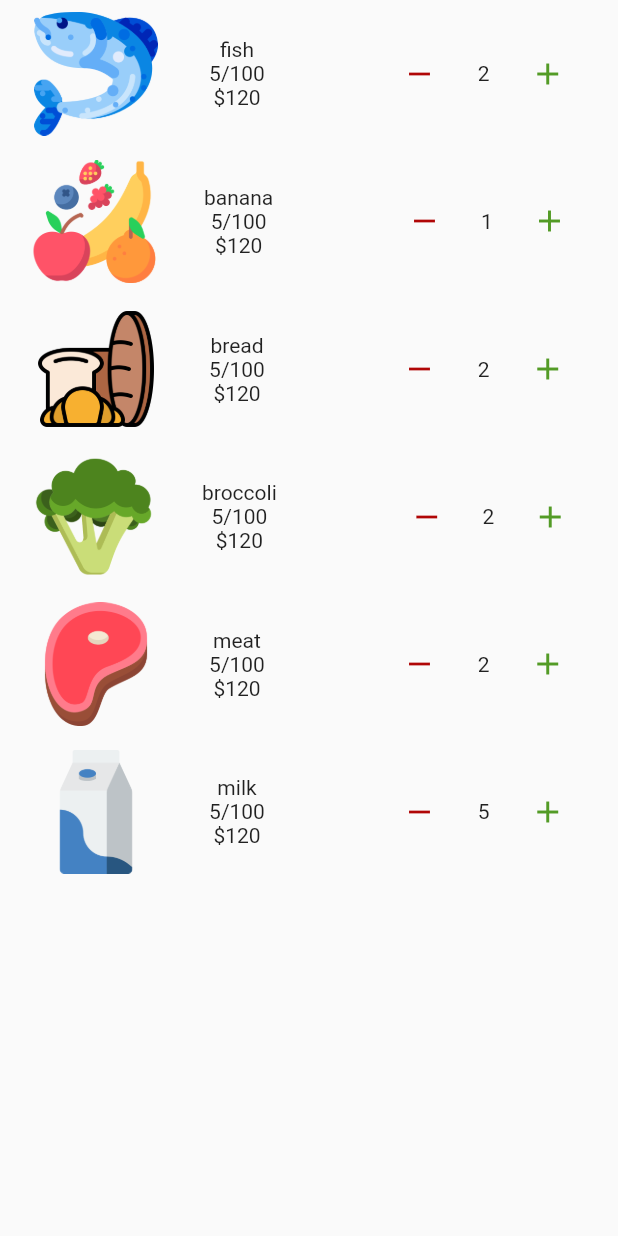
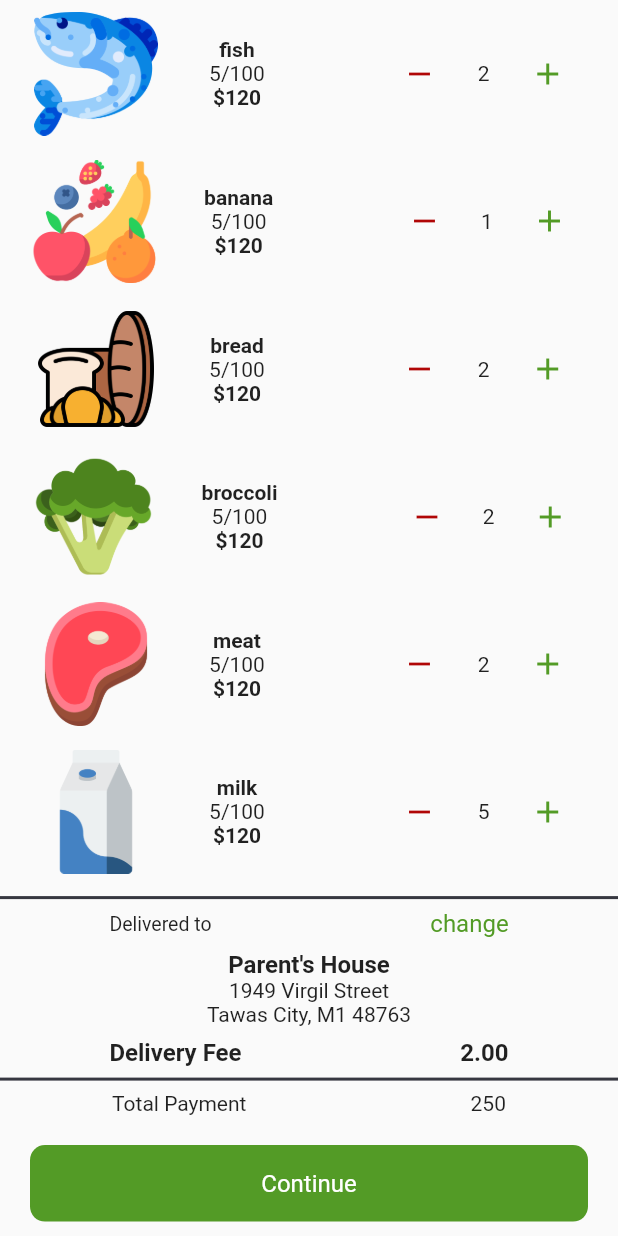
Before and after one commit to ajoluvya/promdi-fe, a Flutter app: the CartList screen opened directly, on a phone screen of 412 x 824 dp. Run offline on Flutter 3.47's test engine with Material 2 defaults, Android fonts, the phone set to English and light mode, and no system bars; our stand-ins replace carousel_slider, flutter_svg.

Commit message:
cart modify

```diff
--- a/lib/screens/e_commerce/cart_list.dart
+++ b/lib/screens/e_commerce/cart_list.dart
@@ -1,8 +1,11 @@
 import 'package:flutter/material.dart';
 import 'package:flutter/services.dart';
+import 'package:promdi_fe/helpers/style.dart';
 import 'package:promdi_fe/screens/e_commerce/eWidgets/cardCart.dart';
 
 import 'dart:convert';
+
+import 'package:promdi_fe/widgets/custom_button.dart';
 
 class CartList extends StatefulWidget {
   final List? data;
@@ -34,9 +37,12 @@ class _CartListState extends State<CartList> {
   Widget build(BuildContext context) {
     Size size = MediaQuery.of(context).size;
     return Scaffold(
-      body: Container(
-        height: size.height * 0.8,
-        child: ListView.builder(
+      body: SingleChildScrollView(
+        child: Column(
+          children: [
+            ListView.builder(
+                shrinkWrap: true,
+                physics: BouncingScrollPhysics(),
                 itemCount: cartData != null ? cartData.length : 0,
                 itemBuilder: (context, index) {
                   return CartCard(
@@ -47,6 +53,83 @@ class _CartListState extends State<CartList> {
                     quantity: cartData[index]['quantity'],
                   );
                 }),
+            Divider(
+              color: dark,
+              thickness: 2,
+            ),
+            Row(
+              mainAxisAlignment: MainAxisAlignment.spaceAround,
+              children: [
+                Text(
+                  'Delivered to',
+                  style: TextStyle(
+                    fontSize: 13,
+                  ),
+                ),
+                Text(
+                  'change',
+                  style: TextStyle(
+                    color: greenCustom,
+                    fontSize: 16,
+                  ),
+                ),
+              ],
+            ),
+            Padding(
+              padding: const EdgeInsets.all(8.0),
+              child: Column(
+                children: [
+                  Text(
+                    "Parent's House",
+                    style: TextStyle(
+                      fontWeight: FontWeight.bold,
+                      fontSize: 16,
+                    ),
+                  ),
+                  Text('1949 Virgil Street'),
+                  Text('Tawas City, M1 48763'),
+                ],
+              ),
+            ),
+            Row(
+              mainAxisAlignment: MainAxisAlignment.spaceAround,
+              children: [
+                Text(
+                  'Delivery Fee',
+                  style: TextStyle(
+                    fontWeight: FontWeight.bold,
+                    fontSize: 16,
+                  ),
+                ),
+                Text(
+                  '2.00',
+                  style: TextStyle(
+                    fontWeight: FontWeight.bold,
+                    fontSize: 16,
+                  ),
+                )
+              ],
+            ),
+            Divider(
+              color: dark,
+              thickness: 2,
+            ),
+            Row(
+              mainAxisAlignment: MainAxisAlignment.spaceAround,
+              children: [
+                Text('Total Payment'),
+                Text('250'),
+              ],
+            ),
+            Padding(
+              padding: const EdgeInsets.all(20.0),
+              child: CustomButton(
+                title: 'Continue',
+                customcolor: greenCustom,
+              ),
+            )
+          ],
+        ),
       ),
     );
   }
--- a/lib/screens/e_commerce/eWidgets/cardCart.dart
+++ b/lib/screens/e_commerce/eWidgets/cardCart.dart
@@ -33,9 +33,15 @@ class CartCard extends StatelessWidget {
               SizedBox(width: size.width * 0.011),
               Column(
                 children: [
-                  Text(name),
+                  Text(
+                    name,
+                    style: TextStyle(fontWeight: FontWeight.bold),
+                  ),
                   Text(grams),
-                  Text(price),
+                  Text(
+                    price,
+                    style: TextStyle(fontWeight: FontWeight.bold),
+                  ),
                 ],
               ),
               SizedBox(width: size.width * 0.12),
--- a/lib/screens/e_commerce/shop.dart
+++ b/lib/screens/e_commerce/shop.dart
@@ -78,8 +78,8 @@ class _ShopState extends State<Shop> {
                 ],
               ),
               Container(
-                height: size.height * 0.8,
                 child: GridView.builder(
+                    shrinkWrap: true,
                     physics: NeverScrollableScrollPhysics(),
                     gridDelegate: SliverGridDelegateWithFixedCrossAxisCount(
                         crossAxisCount: 2),
```
Lines whose indentation alone changed are shown as unchanged.
